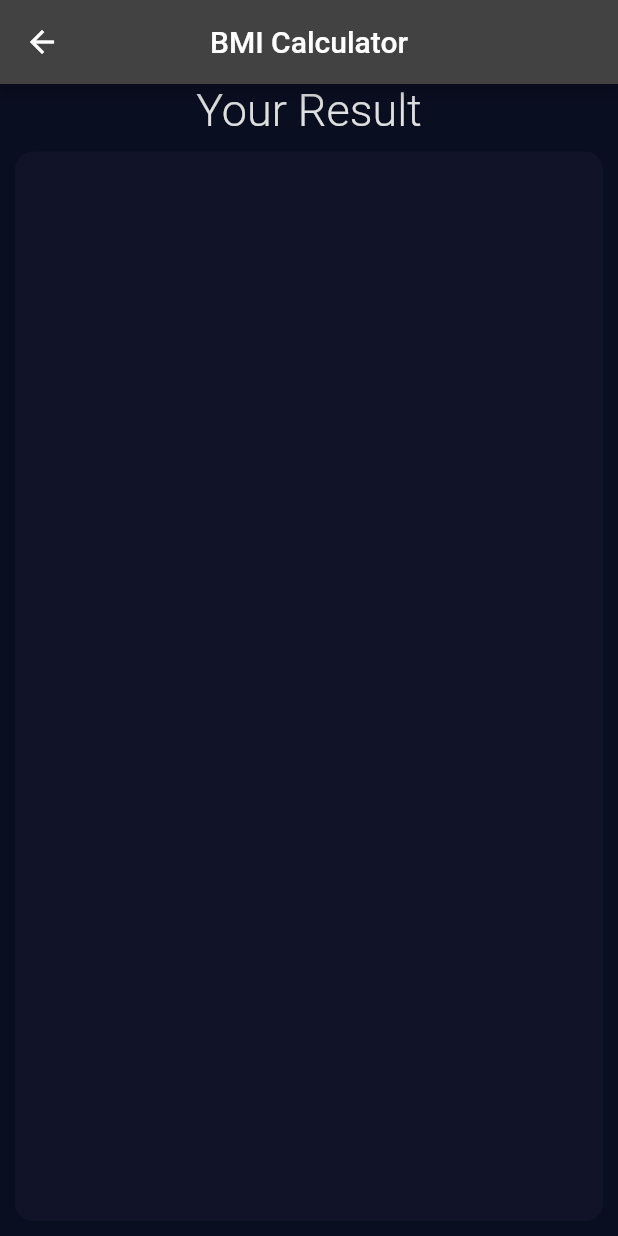
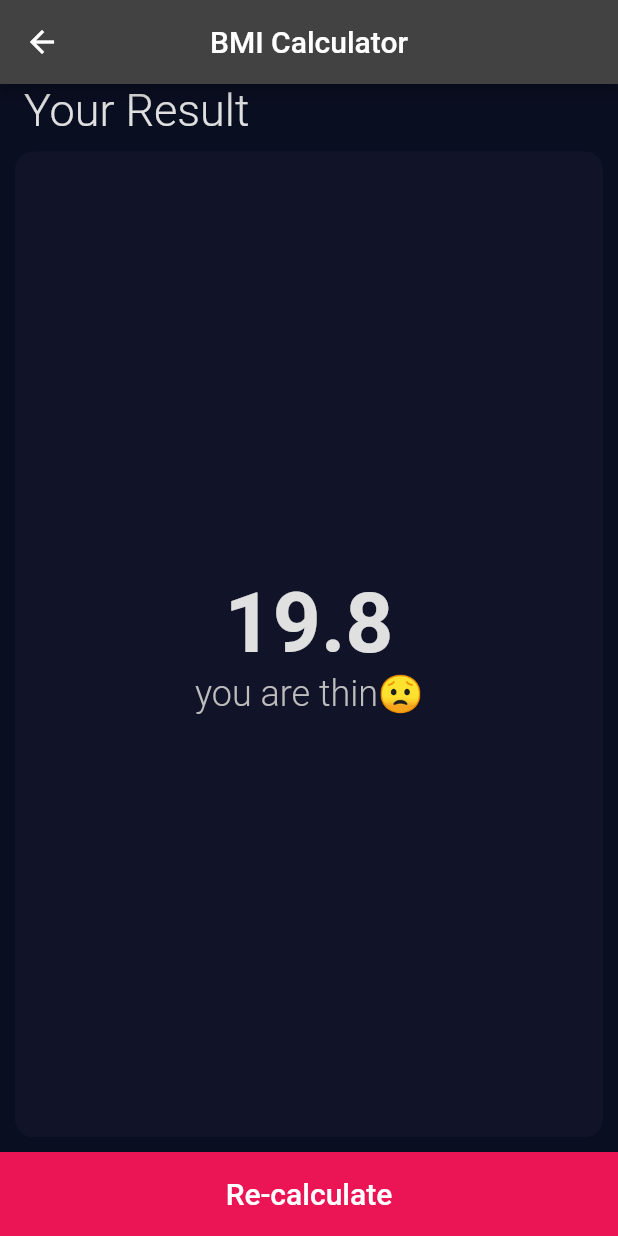
Before and after one commit to samirsamawade/bmi_calculator, a Flutter app: the screen it shows after launch, after a tap on "CALCULATE", on a phone screen of 412 x 824 dp. Run offline on Flutter 3.47's test engine with Material 2 defaults, Android fonts, the phone set to English and light mode, and no system bars.

Commit message:
Result Screen: Result

```diff
--- a/lib/screens/result.dart
+++ b/lib/screens/result.dart
@@ -13,16 +13,53 @@ class ResultScreen extends StatelessWidget {
         centerTitle: true,
       ),
       body: Column(
+        crossAxisAlignment: CrossAxisAlignment.start,
         children: [
-          Text(
-            'Your Result',
-            style: TextStyle(
-              fontSize: 30,
-              fontWeight: FontWeight.w300,
-              color: Colors.grey.shade300,
+          Padding(
+            padding: const EdgeInsets.only(left: 16.0),
+            child: Text(
+              'Your Result',
+              style: TextStyle(
+                fontSize: 30,
+                fontWeight: FontWeight.w300,
+                color: Colors.grey.shade300,
+              ),
             ),
           ),
-          Expanded(child: ReusableCard())
+          Expanded(
+            child: ReusableCard(
+              child: Column(
+                crossAxisAlignment: CrossAxisAlignment.stretch,
+                mainAxisAlignment: MainAxisAlignment.center,
+                children: [
+                  Center(
+                    child: Text(
+                      result.toStringAsFixed(1),
+                      style: TextStyle(
+                        fontSize: 56,
+                        fontWeight: FontWeight.w700,
+                        color: Colors.grey.shade300,
+                      ),
+                    ),
+                  ),
+                  Center(
+                    child: Text(
+                      'you are thin😟',
+                      style: TextStyle(
+                        fontSize: 24,
+                        fontWeight: FontWeight.w300,
+                        color: Colors.grey.shade400,
+                      ),
+                    ),
+                  ),
+                ],
+              ),
+            ),
+          ),
+          CustomButton(
+            onPressed: () {},
+            title: "Re-calculate",
+          ),
         ],
       ),
     );
```
